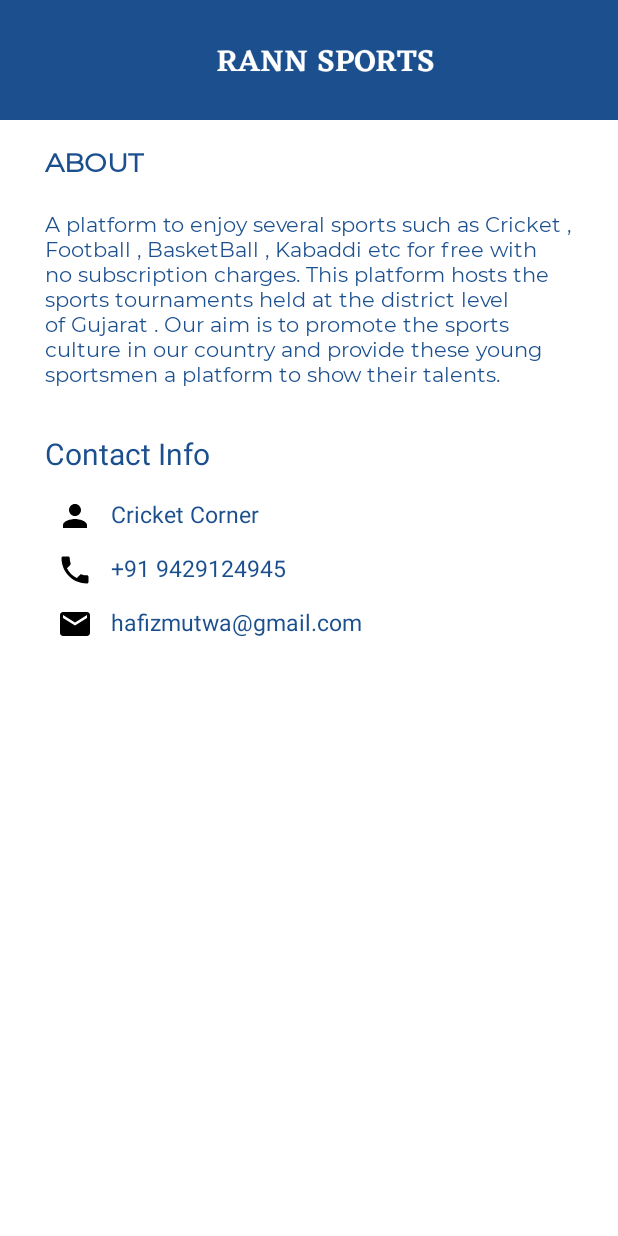
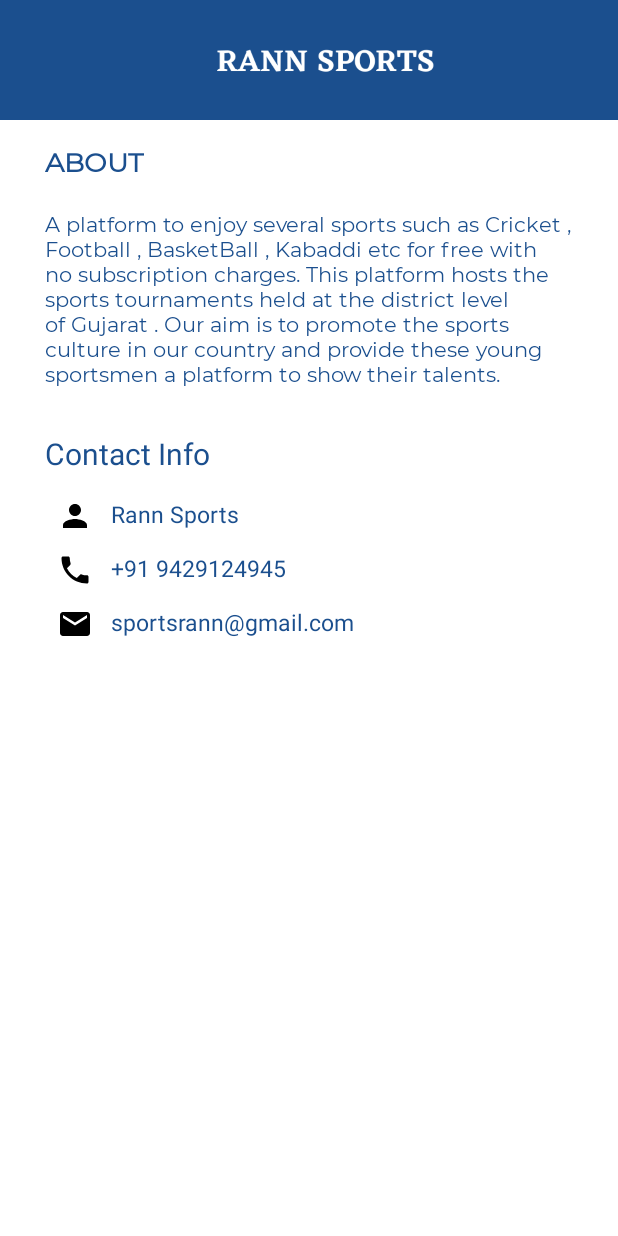
Before and after one commit to Divyangi-Srivastav/Cricket-Corner, an Android app: the AboutActivity screen opened directly, with no data from a screen before it, on a phone screen of 412 x 824 dp. Run offline under Robolectric (Android 15) with nearby library versions, the phone set to English and light mode, and no system bars.

Commit message:
final commit

```diff
--- a/app/src/main/res/layout/activity_about.xml
+++ b/app/src/main/res/layout/activity_about.xml
@@ -105,7 +105,7 @@
                 android:drawablePadding="12dp"
                 android:paddingHorizontal="8dp"
                 android:paddingVertical="6dp"
-                android:text="Cricket Corner"
+                android:text="Rann Sports"
                 android:textColor="@color/textcolor"
                 android:textSize="15sp"
                 app:drawableTint="@color/black"
@@ -136,7 +136,7 @@
                 android:drawablePadding="12dp"
                 android:paddingHorizontal="8dp"
                 android:paddingVertical="6dp"
-                android:text="hafizmutwa@gmail.com"
+                android:text="sportsrann@gmail.com"
                 android:textColor="@color/textcolor"
                 android:textSize="15sp"
                 app:drawableStartCompat="@drawable/ic_baseline_email_24"
--- a/app/src/main/res/layout/recycler_view_dashboard.xml
+++ b/app/src/main/res/layout/recycler_view_dashboard.xml
@@ -55,7 +55,7 @@
                 android:layout_height="wrap_content"
                 android:layout_gravity="center"
                 android:fontFamily="@font/montserrat"
-                android:text="VIEW MORE"
+                android:text="DELETE"
                 android:textColor="#112E52"
                 android:textSize="14sp"
                 android:textStyle="bold" />
```
Also changed, not shown: app/src/main/java/com/example/livecricketapp/admin/activities/DashboardAdmin.java (+12 -3 lines).
